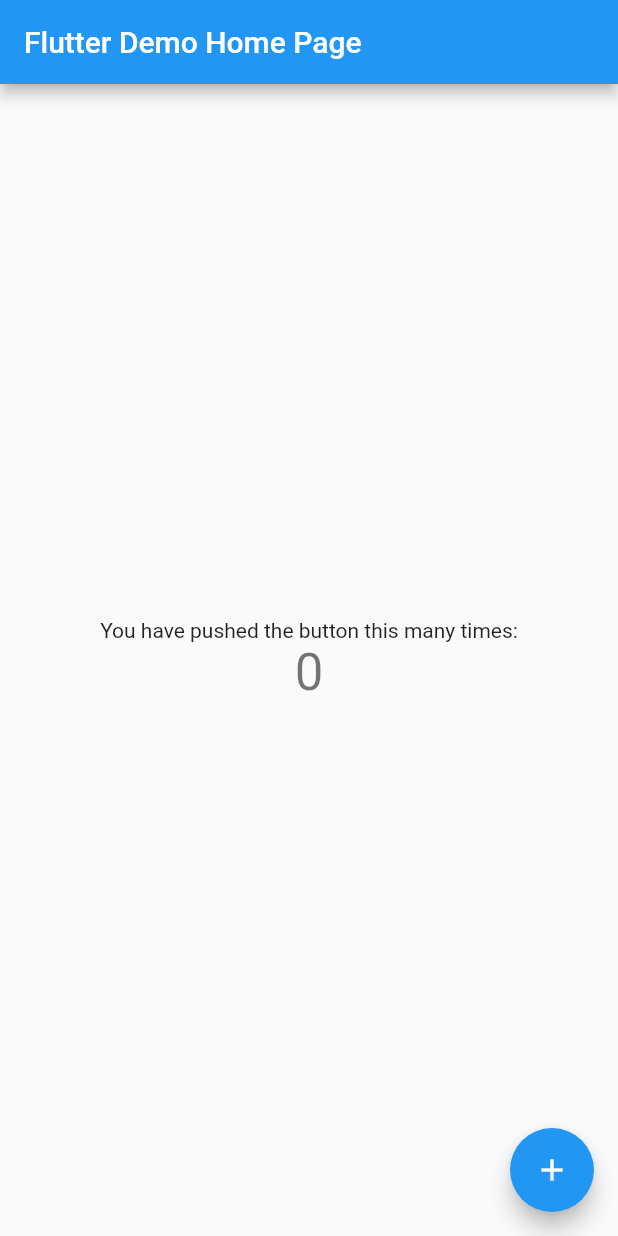
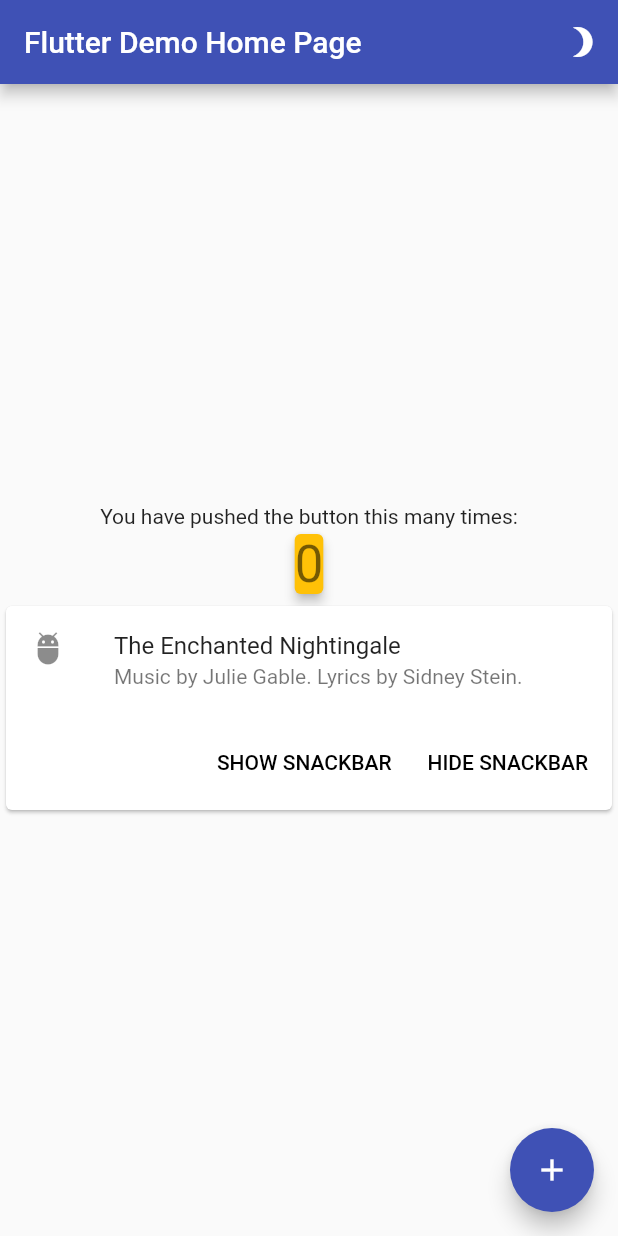
Before and after one commit to EdgarFabiano/palpites_da_loteria, a Flutter app: the screen it shows after launch, on a phone screen of 412 x 824 dp. Run offline on Flutter 3.47's test engine with Material 2 defaults, Android fonts, the phone set to English and light mode, and no system bars; our stand-ins replace dynamic_theme, shared_preferences.

Commit message:
Dynamic Theme

```diff
--- a/lib/main.dart
+++ b/lib/main.dart
@@ -1,41 +1,32 @@
 import 'package:flutter/material.dart';
+import 'package:palpites_da_loteria/widgets/card-concursos.dart';
+import 'package:shared_preferences/shared_preferences.dart';
+import 'package:dynamic_theme/dynamic_theme.dart';
 
-void main() => runApp(MyApp());
+void main() => runApp(new MyApp());
 
 class MyApp extends StatelessWidget {
-  // This widget is the root of your application.
   @override
   Widget build(BuildContext context) {
-    return MaterialApp(
-      title: 'Flutter Demo',
-      theme: ThemeData(
-        // This is the theme of your application.
-        //
-        // Try running your application with "flutter run". You'll see the
-        // application has a blue toolbar. Then, without quitting the app, try
-        // changing the primarySwatch below to Colors.green and then invoke
-        // "hot reload" (press "r" in the console where you ran "flutter run",
-        // or simply save your changes to "hot reload" in a Flutter IDE).
-        // Notice that the counter didn't reset back to zero; the application
-        // is not restarted.
-        primarySwatch: Colors.blue,
-      ),
-      home: MyHomePage(title: 'Flutter Demo Home Page'),
+    return new DynamicTheme(
+        defaultBrightness: Brightness.light,
+        data: (brightness) => new ThemeData(
+          primarySwatch: Colors.indigo,
+          brightness: brightness,
+        ),
+        themedWidgetBuilder: (context, theme) {
+          return new MaterialApp(
+            title: 'Flutter Demo',
+            theme: theme,
+            home: new MyHomePage(title: 'Flutter Demo Home Page'),
+          );
+        }
     );
   }
 }
 
 class MyHomePage extends StatefulWidget {
   MyHomePage({Key key, this.title}) : super(key: key);
-
-  // This widget is the home page of your application. It is stateful, meaning
-  // that it has a State object (defined below) that contains fields that affect
-  // how it looks.
-
-  // This class is the configuration for the state. It holds the values (in this
-  // case the title) provided by the parent (in this case the App widget) and
-  // used by the build method of the State. Fields in a Widget subclass are
-  // always marked "final".
 
   final String title;
 
@@ -45,18 +36,19 @@ class MyHomePage extends StatefulWidget {
 
 class _MyHomePageState extends State<MyHomePage> {
   int _counter = 0;
+  IconData switchThemeIcon = Icons.brightness_3;
 
   void _incrementCounter() {
     setState(() {
-      // This call to setState tells the Flutter framework that something has
-      // changed in this State, which causes it to rerun the build method below
-      // so that the display can reflect the updated values. If we changed
-      // _counter without calling setState(), then the build method would not be
-      // called again, and so nothing would appear to happen.
       _counter++;
     });
   }
 
+  void switchTheme() {
+    var b = Theme.of(context).brightness;
+    switchThemeIcon = b == Brightness.dark ? Icons.brightness_3 : Icons.brightness_high;
+    DynamicTheme.of(context).setBrightness(b == Brightness.dark ? Brightness.light: Brightness.dark);
+  }
   @override
   Widget build(BuildContext context) {
     // This method is rerun every time setState is called, for instance as done
@@ -70,33 +62,34 @@ class _MyHomePageState extends State<MyHomePage> {
         // Here we take the value from the MyHomePage object that was created by
         // the App.build method, and use it to set our appbar title.
         title: Text(widget.title),
+        actions:<Widget>[
+          IconButton(
+            icon: Icon(switchThemeIcon),
+            onPressed: () {
+              switchTheme();
+            },
+          ),
+        ],
       ),
       body: Center(
         // Center is a layout widget. It takes a single child and positions it
         // in the middle of the parent.
         child: Column(
-          // Column is also layout widget. It takes a list of children and
-          // arranges them vertically. By default, it sizes itself to fit its
-          // children horizontally, and tries to be as tall as its parent.
-          //
-          // Invoke "debug painting" (press "p" in the console, choose the
-          // "Toggle Debug Paint" action from the Flutter Inspector in Android
-          // Studio, or the "Toggle Debug Paint" command in Visual Studio Code)
-          // to see the wireframe for each widget.
-          //
-          // Column has various properties to control how it sizes itself and
-          // how it positions its children. Here we use mainAxisAlignment to
-          // center the children vertically; the main axis here is the vertical
-          // axis because Columns are vertical (the cross axis would be
-          // horizontal).
           mainAxisAlignment: MainAxisAlignment.center,
           children: <Widget>[
             Text(
               'You have pushed the button this many times:',
             ),
-            Text(
-              '$_counter',
-              style: Theme.of(context).textTheme.display1,
+            Card(
+              color: Colors.amber,
+              elevation: 3,
+              child: Text(
+                '$_counter',
+                style: Theme.of(context).textTheme.display1,
+              ),
+            ),
+            CardConcursos(
+
             ),
           ],
         ),
--- /dev/null
+++ b/lib/widgets/card-concursos.dart
@@ -0,0 +1,43 @@
+import 'package:flutter/material.dart';
+
+class CardConcursos extends StatelessWidget {
+  CardConcursos({Key key}) : super(key: key);
+
+  Widget build(BuildContext context) {
+    return Center(
+      child: Card(
+        child: Column(
+          mainAxisSize: MainAxisSize.min,
+          children: <Widget>[
+            const ListTile(
+              leading: Icon(Icons.adb),
+              title: Text('The Enchanted Nightingale'),
+              subtitle: Text('Music by Julie Gable. Lyrics by Sidney Stein.'),
+            ),
+            ButtonTheme.bar(
+              // make buttons use the appropriate styles for cards
+              child: ButtonBar(
+                children: <Widget>[
+                  MaterialButton(
+                    child: const Text('SHOW SNACKBAR'),
+                    onPressed: () {
+                      Scaffold.of(context).showSnackBar(SnackBar(
+                        content: Text('Snackbar'),
+                      ));
+                    },
+                  ),
+                  FlatButton(
+                    child: const Text('HIDE SNACKBAR'),
+                    onPressed: () {
+                      Scaffold.of(context).hideCurrentSnackBar(reason: SnackBarClosedReason.dismiss);
+                    },
+                  ),
+                ],
+              ),
+            ),
+          ],
+        ),
+      ),
+    );
+  }
+}
--- a/pubspec.yaml
+++ b/pubspec.yaml
@@ -19,6 +19,8 @@ environment:
 dependencies:
   flutter:
     sdk: flutter
+  shared_preferences: "0.5.3+4"
+  dynamic_theme: ^1.0.0
 
   # The following adds the Cupertino Icons font to your application.
   # Use with the CupertinoIcons class for iOS style icons.
```
